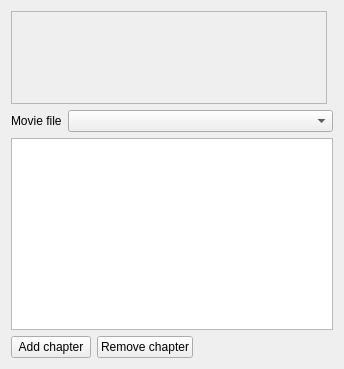
KDE/kdenlive, file src/widgets/dvdwizardchapters_ui.ui: the form before one commit.
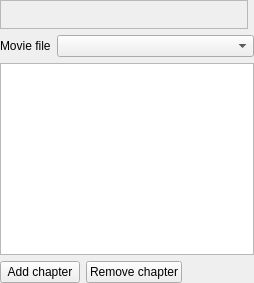
The form after the commit. Custom widgets are drawn as their Qt base class.

Commit message: UI cleanup (remove double margin)

```diff
--- a/src/widgets/dvdwizardchapters_ui.ui
+++ b/src/widgets/dvdwizardchapters_ui.ui
@@ -6,11 +6,14 @@
    <rect>
     <x>0</x>
     <y>0</y>
-    <width>344</width>
-    <height>369</height>
+    <width>254</width>
+    <height>283</height>
    </rect>
   </property>
   <layout class="QGridLayout" name="gridLayout">
+   <property name="margin">
+    <number>0</number>
+   </property>
    <item row="1" column="0">
     <widget class="QLabel" name="label">
      <property name="text">
```
The commit also changes 3 other files.
